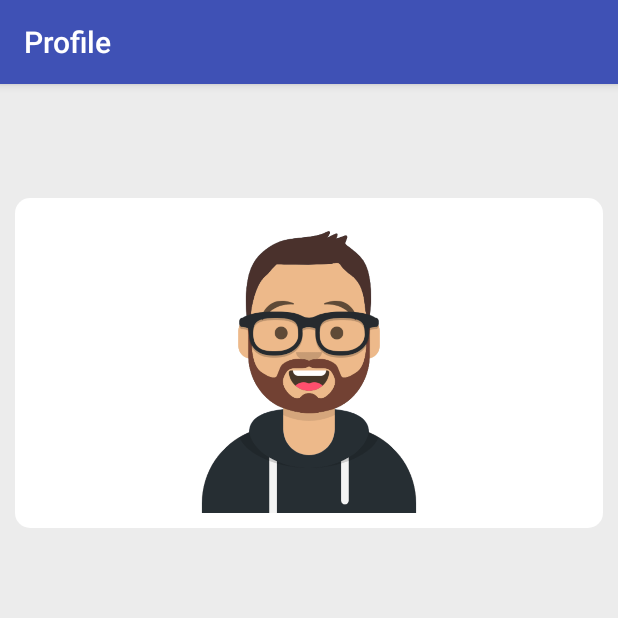
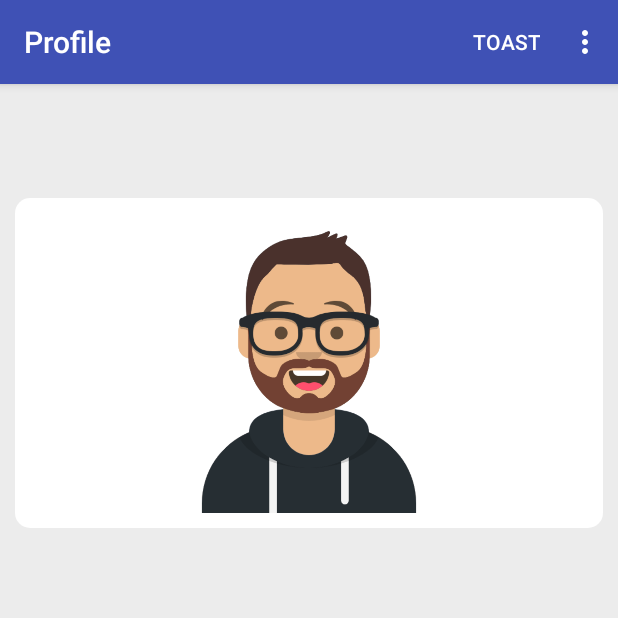
Before and after one commit to erdinsuharyadi/KotlinAppBasic, an Android app: the MainActivity screen opened directly, with no data from a screen before it, on a phone screen of 412 x 824 dp, the top half of it. Run offline under Robolectric (Android 15) with nearby library versions, the phone set to English and light mode, and no system bars.

Commit message:
oop n menu

```diff
--- /dev/null
+++ b/app/src/main/java/com/erdin/kotlinprojectbasic/Binatang.kt
@@ -0,0 +1,5 @@
+package com.erdin.kotlinprojectbasic
+
+abstract class Binatang {
+
+}
--- a/app/src/main/java/com/erdin/kotlinprojectbasic/MainActivity.kt
+++ b/app/src/main/java/com/erdin/kotlinprojectbasic/MainActivity.kt
@@ -2,6 +2,9 @@ package com.erdin.kotlinprojectbasic
 
 import androidx.appcompat.app.AppCompatActivity
 import android.os.Bundle
+import android.view.Menu
+import android.view.MenuItem
+import android.widget.Toast
 import kotlinx.android.synthetic.main.activity_main.*
 
 class MainActivity : AppCompatActivity() {
@@ -18,4 +21,23 @@ class MainActivity : AppCompatActivity() {
         tv_username.text = bundle?.getString("username") ?: "Your Username"
 
     }
+
+    override fun onCreateOptionsMenu(menu: Menu?): Boolean {
+        menuInflater.inflate(R.menu.menu_main,menu)
+        return true
+    }
+
+    override fun onOptionsItemSelected(item: MenuItem): Boolean {
+        when (item.itemId) {
+            R.id.action_to_second_activity -> {
+                Toast.makeText(this,"Activity 2", Toast.LENGTH_SHORT).show()
+                return  true
+            }
+            R.id.action_toast -> {
+                Toast.makeText(this,"Toast Baru", Toast.LENGTH_SHORT).show()
+                return true
+            }
+        }
+        return super.onOptionsItemSelected(item)
+    }
 }
--- /dev/null
+++ b/app/src/main/res/menu/menu_main.xml
@@ -0,0 +1,12 @@
+<?xml version="1.0" encoding="utf-8"?>
+<menu xmlns:android="http://schemas.android.com/apk/res/android"
+    xmlns:app="http://schemas.android.com/apk/res-auto">
+    <item
+        android:id="@+id/action_to_second_activity"
+        android:title="Second Activity"
+        app:showAsAction="never"/>
+    <item
+        android:id="@+id/action_toast"
+        android:title="Toast"
+        app:showAsAction="always" />
+</menu>
```
Also changed, not shown: app/src/main/java/com/erdin/kotlinprojectbasic/Abstraction.kt (added, +7 -0 lines), app/src/main/java/com/erdin/kotlinprojectbasic/Account.kt (added, +11 -0 lines), app/src/main/java/com/erdin/kotlinprojectbasic/Encapsulation.kt (added, +13 -0 lines), app/src/main/java/com/erdin/kotlinprojectbasic/Info.kt (added, +7 -0 lines), app/src/main/java/com/erdin/kotlinprojectbasic/Nilai.kt (added, +17 -0 lines), app/src/main/java/com/erdin/kotlinprojectbasic/Polymorphism.kt (added, +19 -0 lines), app/src/main/java/com/erdin/kotlinprojectbasic/Sepeda.kt (added, +16 -0 lines), app/src/main/java/com/erdin/kotlinprojectbasic/SepedaGunung.kt (added, +7 -0 lines), app/src/main/java/com/erdin/kotlinprojectbasic/SepedaGunungRun.kt (added, +8 -0 lines).
